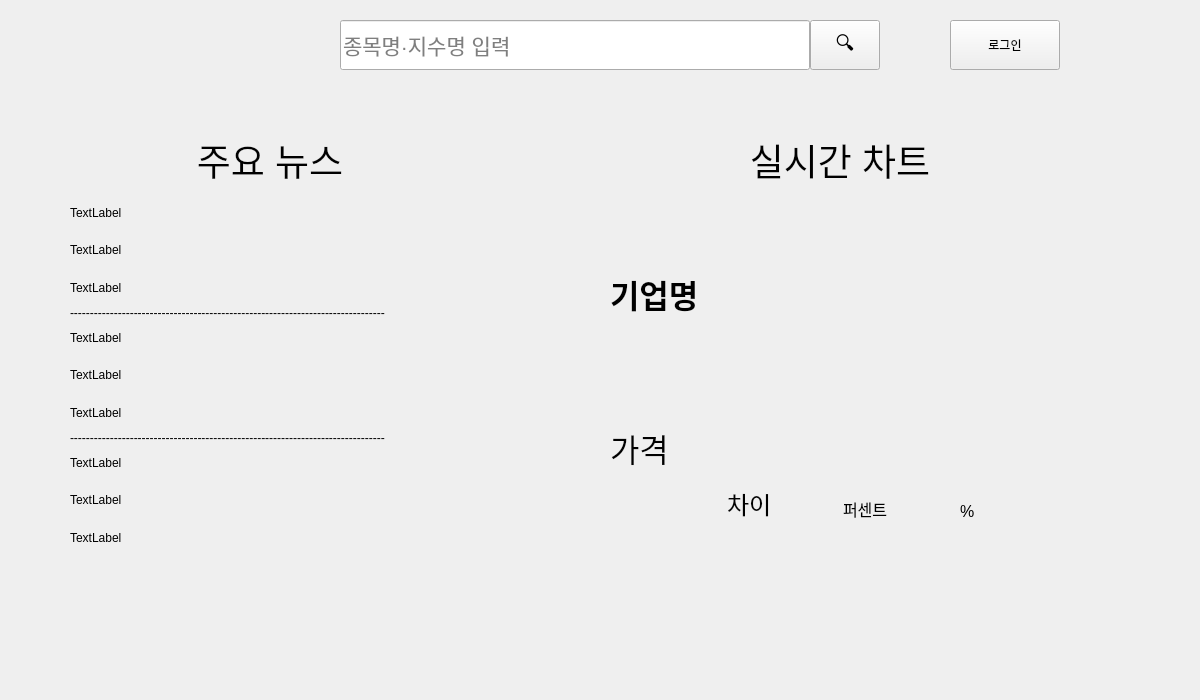
First picture: the form in project1/source/home/home.ui, repository taewooyun/hts, before the edit.
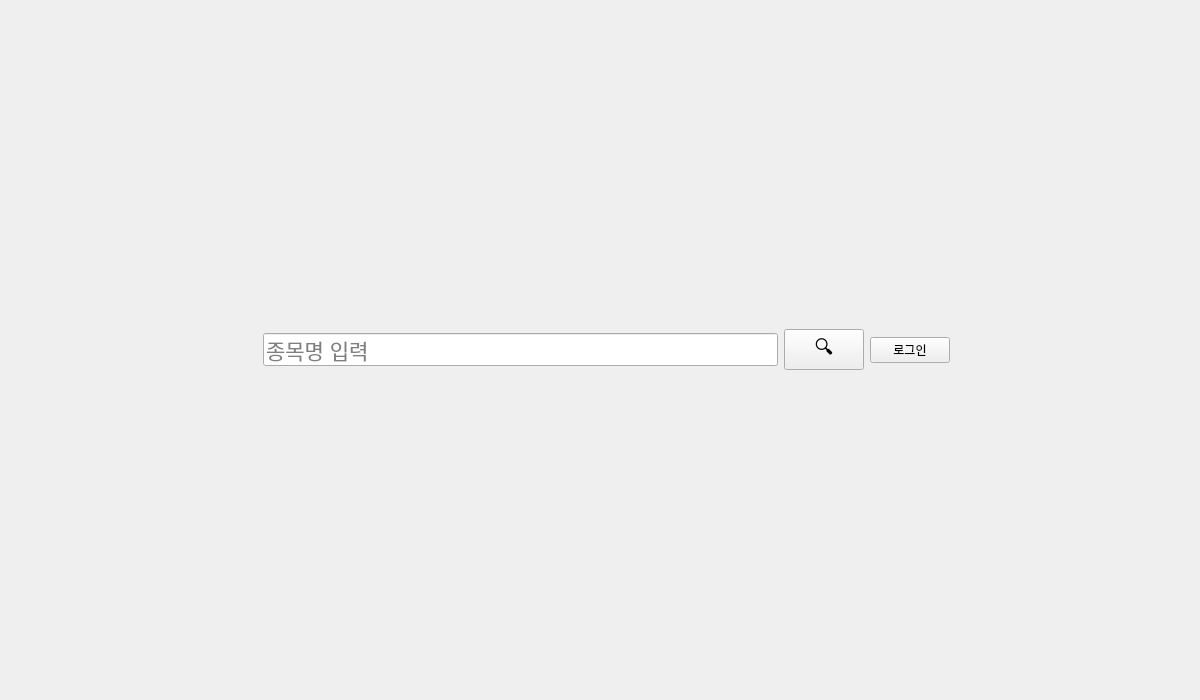
Second picture: the form after the edit.

Commit message: feat: search

```diff
--- a/project1/source/home/home.ui
+++ b/project1/source/home/home.ui
@@ -13,381 +13,52 @@
   <property name="windowTitle">
    <string>홈</string>
   </property>
-  <widget class="QLabel" name="rtChart_label">
-   <property name="geometry">
-    <rect>
-     <x>640</x>
-     <y>140</y>
-     <width>400</width>
-     <height>40</height>
-    </rect>
+  <layout class="QHBoxLayout" name="horizontalLayout">
+   <property name="leftMargin">
+    <number>250</number>
    </property>
-   <property name="font">
-    <font>
-     <pointsize>28</pointsize>
-    </font>
+   <property name="rightMargin">
+    <number>250</number>
    </property>
-   <property name="text">
-    <string>실시간 차트</string>
-   </property>
-   <property name="alignment">
-    <set>Qt::AlignmentFlag::AlignCenter</set>
-   </property>
-  </widget>
-  <widget class="QLabel" name="news_label">
-   <property name="geometry">
-    <rect>
-     <x>70</x>
-     <y>140</y>
-     <width>400</width>
-     <height>40</height>
-    </rect>
-   </property>
-   <property name="font">
-    <font>
-     <pointsize>28</pointsize>
-    </font>
-   </property>
-   <property name="text">
-    <string>주요 뉴스</string>
-   </property>
-   <property name="textFormat">
-    <enum>Qt::TextFormat::AutoText</enum>
-   </property>
-   <property name="alignment">
-    <set>Qt::AlignmentFlag::AlignCenter</set>
-   </property>
-  </widget>
-  <widget class="QLineEdit" name="lineEdit">
-   <property name="geometry">
-    <rect>
-     <x>340</x>
-     <y>20</y>
-     <width>470</width>
-     <height>50</height>
-    </rect>
-   </property>
-   <property name="font">
-    <font>
-     <pointsize>16</pointsize>
-    </font>
-   </property>
-   <property name="placeholderText">
-    <string>종목명·지수명 입력</string>
-   </property>
-  </widget>
-  <widget class="QPushButton" name="searchButton">
-   <property name="geometry">
-    <rect>
-     <x>810</x>
-     <y>20</y>
-     <width>70</width>
-     <height>50</height>
-    </rect>
-   </property>
-   <property name="font">
-    <font>
-     <pointsize>14</pointsize>
-    </font>
-   </property>
-   <property name="text">
-    <string>🔍</string>
-   </property>
-  </widget>
-  <widget class="QPushButton" name="btnLogin">
-   <property name="geometry">
-    <rect>
-     <x>950</x>
-     <y>20</y>
-     <width>110</width>
-     <height>50</height>
-    </rect>
-   </property>
-   <property name="text">
-    <string>로그인</string>
-   </property>
-  </widget>
-  <widget class="QLabel" name="balance_label">
-   <property name="geometry">
-    <rect>
-     <x>70</x>
-     <y>20</y>
-     <width>260</width>
-     <height>50</height>
-    </rect>
-   </property>
-   <property name="text">
-    <string/>
-   </property>
-  </widget>
-  <widget class="QWidget" name="verticalLayoutWidget">
-   <property name="geometry">
-    <rect>
-     <x>560</x>
-     <y>200</y>
-     <width>560</width>
-     <height>341</height>
-    </rect>
-   </property>
-   <layout class="QVBoxLayout" name="home_chart">
-    <property name="sizeConstraint">
-     <enum>QLayout::SizeConstraint::SetDefaultConstraint</enum>
-    </property>
-    <property name="leftMargin">
-     <number>50</number>
-    </property>
-    <property name="topMargin">
-     <number>20</number>
-    </property>
-    <property name="rightMargin">
-     <number>50</number>
-    </property>
-    <property name="bottomMargin">
-     <number>20</number>
-    </property>
-    <item>
-     <layout class="QHBoxLayout" name="horizontalLayout_5">
-      <item>
-       <layout class="QHBoxLayout" name="horizontalLayout_7">
-        <item>
-         <layout class="QHBoxLayout" name="horizontalLayout_8">
-          <item>
-           <layout class="QVBoxLayout" name="verticalLayout_2">
-            <item>
-             <widget class="QLabel" name="label_title_2">
-              <property name="font">
-               <font>
-                <pointsize>24</pointsize>
-                <bold>true</bold>
-               </font>
-              </property>
-              <property name="text">
-               <string>기업명</string>
-              </property>
-             </widget>
-            </item>
-            <item>
-             <widget class="QLabel" name="label_price_2">
-              <property name="font">
-               <font>
-                <pointsize>24</pointsize>
-                <bold>false</bold>
-               </font>
-              </property>
-              <property name="text">
-               <string>가격</string>
-              </property>
-             </widget>
-            </item>
-           </layout>
-          </item>
-          <item>
-           <widget class="QLabel" name="label_increment_2">
-            <property name="font">
-             <font>
-              <pointsize>18</pointsize>
-             </font>
-            </property>
-            <property name="text">
-             <string>차이</string>
-            </property>
-            <property name="alignment">
-             <set>Qt::AlignmentFlag::AlignBottom|Qt::AlignmentFlag::AlignLeading|Qt::AlignmentFlag::AlignLeft</set>
-            </property>
-           </widget>
-          </item>
-          <item>
-           <widget class="QLabel" name="label_percentage_2">
-            <property name="font">
-             <font>
-              <pointsize>12</pointsize>
-              <underline>false</underline>
-             </font>
-            </property>
-            <property name="text">
-             <string>퍼센트</string>
-            </property>
-            <property name="alignment">
-             <set>Qt::AlignmentFlag::AlignBottom|Qt::AlignmentFlag::AlignLeading|Qt::AlignmentFlag::AlignLeft</set>
-            </property>
-            <property name="wordWrap">
-             <bool>false</bool>
-            </property>
-           </widget>
-          </item>
-          <item>
-           <widget class="QLabel" name="label_percentage_symbol_2">
-            <property name="font">
-             <font>
-              <pointsize>12</pointsize>
-              <underline>false</underline>
-             </font>
-            </property>
-            <property name="text">
-             <string>%</string>
-            </property>
-            <property name="alignment">
-             <set>Qt::AlignmentFlag::AlignBottom|Qt::AlignmentFlag::AlignLeading|Qt::AlignmentFlag::AlignLeft</set>
-            </property>
-            <property name="wordWrap">
-             <bool>false</bool>
-            </property>
-           </widget>
-          </item>
-         </layout>
-        </item>
-       </layout>
-      </item>
-     </layout>
-    </item>
-    <item>
-     <layout class="QHBoxLayout" name="horizontalLayout_10"/>
-    </item>
-   </layout>
-  </widget>
-  <widget class="QLabel" name="news_title1">
-   <property name="geometry">
-    <rect>
-     <x>70</x>
-     <y>200</y>
-     <width>400</width>
-     <height>25</height>
-    </rect>
-   </property>
-   <property name="text">
-    <string>TextLabel</string>
-   </property>
-  </widget>
-  <widget class="QLabel" name="news_description1">
-   <property name="geometry">
-    <rect>
-     <x>70</x>
-     <y>225</y>
-     <width>400</width>
-     <height>50</height>
-    </rect>
-   </property>
-   <property name="text">
-    <string>TextLabel</string>
-   </property>
-  </widget>
-  <widget class="QLabel" name="news_date1">
-   <property name="geometry">
-    <rect>
-     <x>70</x>
-     <y>275</y>
-     <width>200</width>
-     <height>25</height>
-    </rect>
-   </property>
-   <property name="text">
-    <string>TextLabel</string>
-   </property>
-  </widget>
-  <widget class="QLabel" name="news_divide1">
-   <property name="geometry">
-    <rect>
-     <x>70</x>
-     <y>300</y>
-     <width>400</width>
-     <height>25</height>
-    </rect>
-   </property>
-   <property name="text">
-    <string>-------------------------------------------------------------------------------</string>
-   </property>
-  </widget>
-  <widget class="QLabel" name="news_date1_2">
-   <property name="geometry">
-    <rect>
-     <x>70</x>
-     <y>400</y>
-     <width>200</width>
-     <height>25</height>
-    </rect>
-   </property>
-   <property name="text">
-    <string>TextLabel</string>
-   </property>
-  </widget>
-  <widget class="QLabel" name="news_title1_2">
-   <property name="geometry">
-    <rect>
-     <x>70</x>
-     <y>325</y>
-     <width>400</width>
-     <height>25</height>
-    </rect>
-   </property>
-   <property name="text">
-    <string>TextLabel</string>
-   </property>
-  </widget>
-  <widget class="QLabel" name="news_description1_2">
-   <property name="geometry">
-    <rect>
-     <x>70</x>
-     <y>350</y>
-     <width>400</width>
-     <height>50</height>
-    </rect>
-   </property>
-   <property name="text">
-    <string>TextLabel</string>
-   </property>
-  </widget>
-  <widget class="QLabel" name="news_divide1_2">
-   <property name="geometry">
-    <rect>
-     <x>70</x>
-     <y>425</y>
-     <width>400</width>
-     <height>25</height>
-    </rect>
-   </property>
-   <property name="text">
-    <string>-------------------------------------------------------------------------------</string>
-   </property>
-  </widget>
-  <widget class="QLabel" name="news_date1_3">
-   <property name="geometry">
-    <rect>
-     <x>70</x>
-     <y>525</y>
-     <width>200</width>
-     <height>25</height>
-    </rect>
-   </property>
-   <property name="text">
-    <string>TextLabel</string>
-   </property>
-  </widget>
-  <widget class="QLabel" name="news_title1_3">
-   <property name="geometry">
-    <rect>
-     <x>70</x>
-     <y>450</y>
-     <width>400</width>
-     <height>25</height>
-    </rect>
-   </property>
-   <property name="text">
-    <string>TextLabel</string>
-   </property>
-  </widget>
-  <widget class="QLabel" name="news_description1_3">
-   <property name="geometry">
-    <rect>
-     <x>70</x>
-     <y>475</y>
-     <width>400</width>
-     <height>50</height>
-    </rect>
-   </property>
-   <property name="text">
-    <string>TextLabel</string>
-   </property>
-  </widget>
+   <item>
+    <widget class="QLabel" name="balance_label">
+     <property name="text">
+      <string/>
+     </property>
+    </widget>
+   </item>
+   <item>
+    <widget class="QLineEdit" name="lineEdit">
+     <property name="font">
+      <font>
+       <pointsize>16</pointsize>
+      </font>
+     </property>
+     <property name="placeholderText">
+      <string>종목명 입력</string>
+     </property>
+    </widget>
+   </item>
+   <item>
+    <widget class="QPushButton" name="searchButton">
+     <property name="font">
+      <font>
+       <pointsize>14</pointsize>
+      </font>
+     </property>
+     <property name="text">
+      <string>🔍</string>
+     </property>
+    </widget>
+   </item>
+   <item>
+    <widget class="QPushButton" name="btnLogin">
+     <property name="text">
+      <string>로그인</string>
+     </property>
+    </widget>
+   </item>
+  </layout>
  </widget>
  <resources/>
  <connections/>
```
The commit also changes 12 other files.
